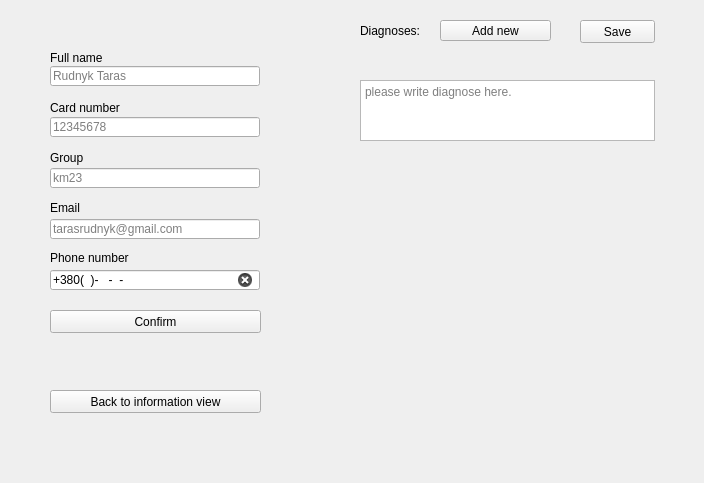
Before: the Qt Designer form ui/admin3.ui in TarasRudnyk/Students_health_records, drawn with Qt 5.
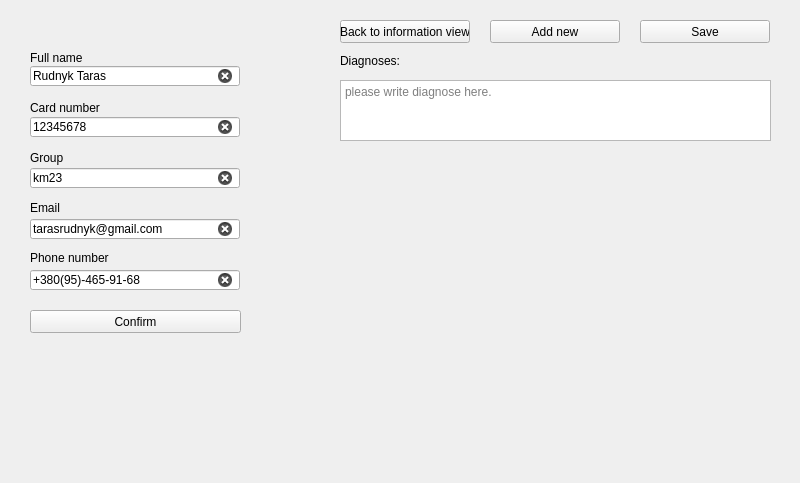
After: the same form once the commit is applied. Icons and pictures are not drawn.

Commit message: Changed window editing user info.

Patch:
```diff
--- a/ui/admin3.ui
+++ b/ui/admin3.ui
@@ -6,19 +6,19 @@
    <rect>
     <x>0</x>
     <y>0</y>
-    <width>704</width>
+    <width>800</width>
     <height>483</height>
    </rect>
   </property>
   <property name="minimumSize">
    <size>
-    <width>704</width>
+    <width>800</width>
     <height>483</height>
    </size>
   </property>
   <property name="maximumSize">
    <size>
-    <width>704</width>
+    <width>800</width>
     <height>483</height>
    </size>
   </property>
@@ -32,9 +32,9 @@
   <widget class="QPushButton" name="save_button">
    <property name="geometry">
     <rect>
-     <x>580</x>
+     <x>640</x>
      <y>20</y>
-     <width>75</width>
+     <width>130</width>
      <height>23</height>
     </rect>
    </property>
@@ -45,8 +45,8 @@
   <widget class="QLabel" name="diagnose_label">
    <property name="geometry">
     <rect>
-     <x>360</x>
-     <y>10</y>
+     <x>340</x>
+     <y>40</y>
      <width>61</width>
      <height>41</height>
     </rect>
@@ -58,10 +58,10 @@
   <widget class="QPushButton" name="add_new_button">
    <property name="geometry">
     <rect>
-     <x>440</x>
+     <x>490</x>
      <y>20</y>
-     <width>111</width>
-     <height>21</height>
+     <width>130</width>
+     <height>23</height>
     </rect>
    </property>
    <property name="text">
@@ -71,9 +71,9 @@
   <widget class="QTextEdit" name="diagnose_textEdit">
    <property name="geometry">
     <rect>
-     <x>360</x>
+     <x>340</x>
      <y>80</y>
-     <width>295</width>
+     <width>431</width>
      <height>61</height>
     </rect>
    </property>
@@ -84,7 +84,7 @@
   <widget class="QLabel" name="name_error">
    <property name="geometry">
     <rect>
-     <x>49</x>
+     <x>29</x>
      <y>86</y>
      <width>211</width>
      <height>16</height>
@@ -97,7 +97,7 @@
   <widget class="QLabel" name="card_number_error">
    <property name="geometry">
     <rect>
-     <x>49</x>
+     <x>29</x>
      <y>136</y>
      <width>211</width>
      <height>16</height>
@@ -110,7 +110,7 @@
   <widget class="QLabel" name="group_error">
    <property name="geometry">
     <rect>
-     <x>49</x>
+     <x>29</x>
      <y>185</y>
      <width>211</width>
      <height>16</height>
@@ -123,7 +123,7 @@
   <widget class="QLabel" name="email_error">
    <property name="geometry">
     <rect>
-     <x>49</x>
+     <x>29</x>
      <y>235</y>
      <width>211</width>
      <height>16</height>
@@ -136,7 +136,7 @@
   <widget class="QLabel" name="phone_number_error">
    <property name="geometry">
     <rect>
-     <x>49</x>
+     <x>29</x>
      <y>286</y>
      <width>211</width>
      <height>16</height>
@@ -152,7 +152,7 @@
    </property>
    <property name="geometry">
     <rect>
-     <x>50</x>
+     <x>30</x>
      <y>66</y>
      <width>210</width>
      <height>20</height>
@@ -162,7 +162,7 @@
     <string/>
    </property>
    <property name="text">
-    <string/>
+    <string>Rudnyk Taras</string>
    </property>
    <property name="maxLength">
     <number>30</number>
@@ -183,14 +183,14 @@
   <widget class="QLineEdit" name="card_number_lineEdit">
    <property name="geometry">
     <rect>
-     <x>50</x>
+     <x>30</x>
      <y>117</y>
      <width>210</width>
      <height>20</height>
     </rect>
    </property>
    <property name="text">
-    <string/>
+    <string>12345678</string>
    </property>
    <property name="maxLength">
     <number>8</number>
@@ -205,14 +205,14 @@
   <widget class="QLineEdit" name="group_lineEdit">
    <property name="geometry">
     <rect>
-     <x>50</x>
+     <x>30</x>
      <y>168</y>
      <width>210</width>
      <height>20</height>
     </rect>
    </property>
    <property name="text">
-    <string/>
+    <string>km23</string>
    </property>
    <property name="maxLength">
     <number>6</number>
@@ -227,14 +227,14 @@
   <widget class="QLineEdit" name="email_lineEdit">
    <property name="geometry">
     <rect>
-     <x>50</x>
+     <x>30</x>
      <y>219</y>
      <width>210</width>
      <height>20</height>
     </rect>
    </property>
    <property name="text">
-    <string/>
+    <string>tarasrudnyk@gmail.com</string>
    </property>
    <property name="maxLength">
     <number>30</number>
@@ -249,7 +249,7 @@
   <widget class="QLineEdit" name="phone_number_lineEdit">
    <property name="geometry">
     <rect>
-     <x>50</x>
+     <x>30</x>
      <y>270</y>
      <width>210</width>
      <height>20</height>
@@ -259,7 +259,7 @@
     <string>+38\0(00)-000-00-00</string>
    </property>
    <property name="text">
-    <string>+380()---</string>
+    <string>+380(95)-465-91-68</string>
    </property>
    <property name="placeholderText">
     <string>+380954659168</string>
@@ -271,7 +271,7 @@
   <widget class="QLabel" name="full_name_label">
    <property name="geometry">
     <rect>
-     <x>50</x>
+     <x>30</x>
      <y>50</y>
      <width>141</width>
      <height>16</height>
@@ -284,7 +284,7 @@
   <widget class="QLabel" name="card_number_label">
    <property name="geometry">
     <rect>
-     <x>50</x>
+     <x>30</x>
      <y>100</y>
      <width>121</width>
      <height>16</height>
@@ -297,7 +297,7 @@
   <widget class="QLabel" name="group_label">
    <property name="geometry">
     <rect>
-     <x>50</x>
+     <x>30</x>
      <y>150</y>
      <width>131</width>
      <height>16</height>
@@ -310,7 +310,7 @@
   <widget class="QLabel" name="email_label">
    <property name="geometry">
     <rect>
-     <x>50</x>
+     <x>30</x>
      <y>200</y>
      <width>141</width>
      <height>16</height>
@@ -323,7 +323,7 @@
   <widget class="QLabel" name="phone_number_label">
    <property name="geometry">
     <rect>
-     <x>50</x>
+     <x>30</x>
      <y>250</y>
      <width>141</width>
      <height>16</height>
@@ -336,9 +336,9 @@
   <widget class="QPushButton" name="back_to_info_view_pushButton">
    <property name="geometry">
     <rect>
-     <x>50</x>
-     <y>390</y>
-     <width>211</width>
+     <x>340</x>
+     <y>20</y>
+     <width>130</width>
      <height>23</height>
     </rect>
    </property>
@@ -349,7 +349,7 @@
   <widget class="QPushButton" name="confirm_pushButton">
    <property name="geometry">
     <rect>
-     <x>50</x>
+     <x>30</x>
      <y>310</y>
      <width>211</width>
      <height>23</height>
```
The commit also changes 2 other files.
